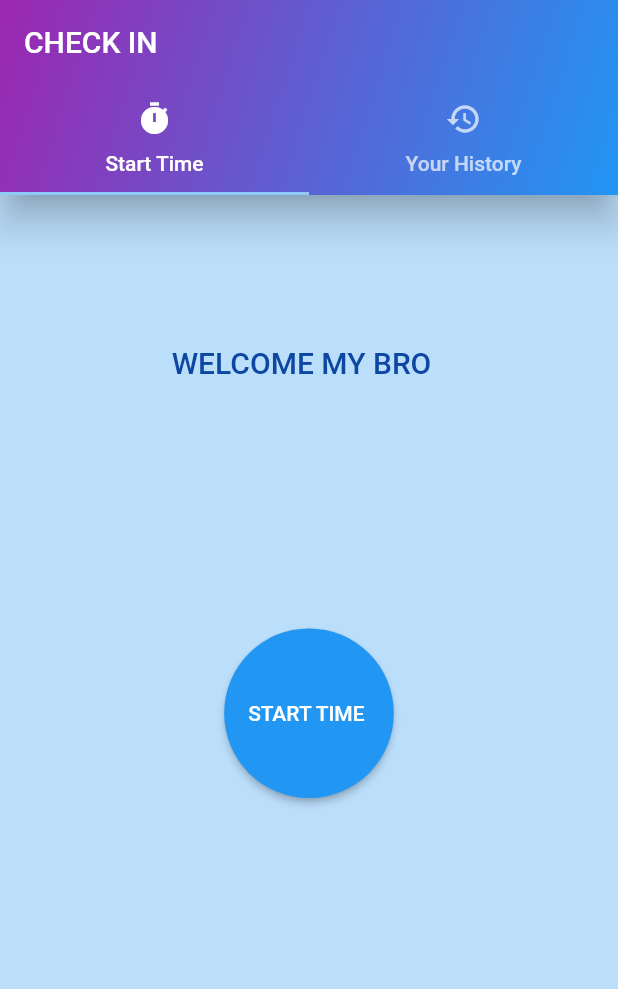
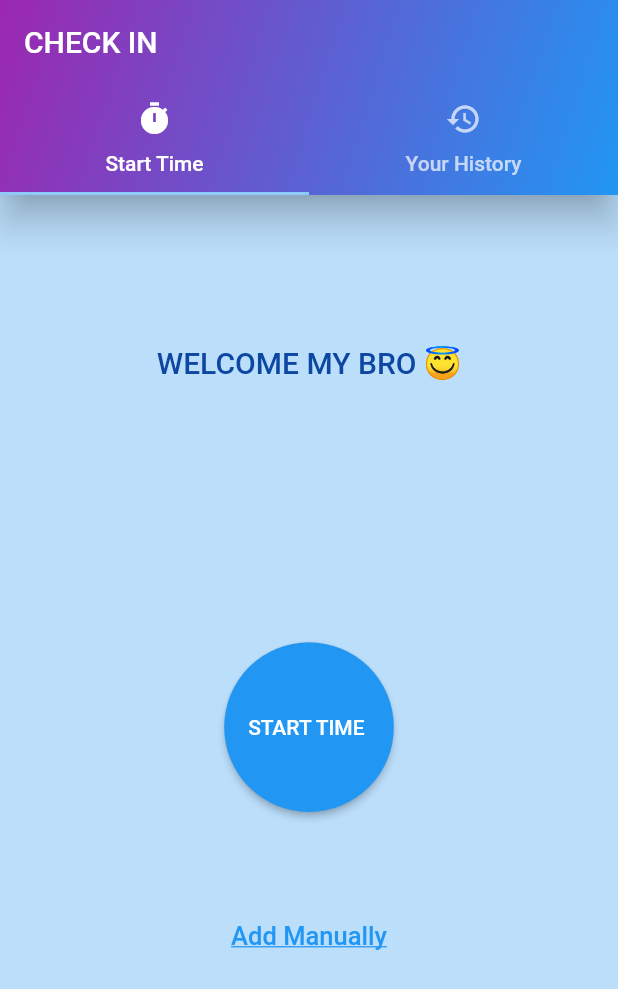
Before and after one commit to polawahba2/Working_Hours_Calculator, a Flutter app: the screen it shows after launch, on a phone screen of 412 x 824 dp. Shown: the top 989 px of the screen. Run offline on Flutter 3.47's test engine with Material 2 defaults, Android fonts, the phone set to English and light mode, and no system bars; our stand-ins replace bloc, buildcondition, flutter_bloc, shared_preferences, sqflite; accounts and stored records are empty.

Commit message:
add time and date  manually

```diff
--- a/lib/Constants/Constants.dart
+++ b/lib/Compounent/Constants.dart
@@ -5,8 +5,9 @@ String tableName = 'myTable';
 String startTime = 'startTime';
 String endTime = 'endTime';
 String date = 'date';
-String overTime = 'overTime';
 
+
+var kBackGroundColor = Colors.blue[100];
 TextStyle titleStyle() => TextStyle(
       color: Colors.purple[900],
       fontWeight: FontWeight.w700,
--- a/lib/Screens/CheckInOut/CheckInOut.dart
+++ b/lib/Screens/CheckInOut/CheckInOut.dart
@@ -2,28 +2,31 @@ import 'package:flutter/material.dart';
 import 'package:flutter/painting.dart';
 import 'package:flutter_bloc/flutter_bloc.dart';
 import 'package:intl/intl.dart';
-import 'package:work_time_calculator/Constants/Constants.dart';
+import 'package:work_time_calculator/Compounent/Constants.dart';
 import 'package:work_time_calculator/Cubit/Cubit.dart';
 import 'package:work_time_calculator/Cubit/States.dart';
+import 'package:work_time_calculator/Screens/CheckInOut/BottomSheet.dart';
+import 'package:work_time_calculator/Screens/CheckInOut/EndBottomSheet.dart';
 import 'package:work_time_calculator/SharedPreferences/CashHelper.dart';
 
 class CheckInOut extends StatelessWidget {
-  var startTime = DateFormat.Hm().format(DateTime.now());
+  var startTime = DateFormat('HH:mm').format(DateTime.now());
   var startDate = DateFormat("dd/MM/yyyy").format(DateTime.now());
   var endTime = DateFormat.Hm().format(DateTime.now());
 
   @override
   Widget build(BuildContext context) {
-    var size = MediaQuery.of(context).size;
-
     return BlocConsumer<AppCubit, states>(
       listener: (context, state) {},
       builder: (context, state) {
+        var size = MediaQuery.of(context).size;
         bool isPressed = CashHelper.getData(key: 'isPressed') ?? false;
         var myCubit = AppCubit.getCubit(context);
-        return Container(
+        return SizedBox(
           width: double.infinity,
           height: double.infinity,
+          child: SingleChildScrollView(
+            physics: BouncingScrollPhysics(),
             child: Padding(
               padding: const EdgeInsets.only(top: 100.0),
               child: Column(
@@ -32,12 +35,12 @@ class CheckInOut extends StatelessWidget {
                 children: [
                   if (!isPressed)
                     Text(
-                    'Welcome my Bro  '.toUpperCase(),
+                      'Welcome my Bro 😇'.toUpperCase(),
                       style: mainStyle(),
                     ),
                   if (isPressed)
                     Text(
-                    'Now, You Are Started Your Job ',
+                      'Now, You Are Started Your Job 🔥 ',
                       style: mainStyle(),
                     ),
                   SizedBox(
@@ -45,38 +48,46 @@ class CheckInOut extends StatelessWidget {
                   ),
                   if (isPressed)
                     Text(
-                    'I Hope You Are Enjoying Your Time ',
+                      'I Hope You Are Enjoying Your Time',
                       style: mainStyle(),
                     ),
+                  if (isPressed)
+                    Padding(
+                      padding: const EdgeInsets.only(top: 10.0),
+                      child: Text(
+                        '🔥🔥💪',
+                        style: TextStyle(
+                          fontSize: 20,
+                        ),
+                      ),
+                    ),
                   SizedBox(
-                  height: size.height * 0.18,
+                    height: size.height * 0.12,
                   ),
                   MaterialButton(
                     onPressed: () async {
                       if (isPressed == false) {
                         myCubit.changeIsPressed(true);
-                      startTime = DateFormat.Hm().format(DateTime.now());
+                        startTime = DateFormat('h:mm a').format(DateTime.now());
                         startDate =
                             DateFormat("dd/MM/yyyy").format(DateTime.now());
                         CashHelper.saveData(key: 'startTime', value: startTime);
                         CashHelper.saveData(key: 'startDate', value: startDate);
                       } else {
                         myCubit.changeIsPressed(false);
-                      endTime = DateFormat.Hm().format(DateTime.now());
+                        endTime = DateFormat('h:mm a').format(DateTime.now());
 
                         myCubit.insertToDB(
                           startTimee: CashHelper.getData(key: 'startTime'),
                           endTimee: endTime,
                           datee: CashHelper.getData(key: 'startDate'),
-                        overTimee:
-                            myCubit.calculateOverTimeInMin(startTime, endTime),
                         );
                         print(myCubit.times);
                       }
                     },
                     color: !isPressed ? Colors.blue : Colors.red[900],
                     splashColor: Colors.purple,
-                  height: size.height * 0.14,
+                    height: size.height * 0.28,
                     child: Text(
                       !isPressed
                           ? 'start time '.toUpperCase()
@@ -87,7 +98,27 @@ class CheckInOut extends StatelessWidget {
                     ),
                     shape: CircleBorder(),
                   ),
+                  TextButton(
+                    onPressed: () {
+                      showBottomSheet(
+                        context: context,
+                        builder: (context) {
+                          return !isPressed
+                              ? myBottomSheet(context)
+                              : myEndBottomSheet(context);
+                        },
+                      );
+                    },
+                    child: Text(
+                      'Add Manually',
+                      style: TextStyle(
+                        fontSize: 17,
+                        decoration: TextDecoration.underline,
+                      ),
+                    ),
+                  )
                 ],
+              ),
             ),
           ),
         );
--- a/lib/Screens/Home/homeScreen.dart
+++ b/lib/Screens/Home/homeScreen.dart
@@ -1,9 +1,8 @@
 import 'package:flutter/material.dart';
 import 'package:flutter_bloc/flutter_bloc.dart';
-import 'package:intl/intl.dart';
+import 'package:work_time_calculator/Compounent/Constants.dart';
 import 'package:work_time_calculator/Cubit/Cubit.dart';
 import 'package:work_time_calculator/Cubit/States.dart';
-import 'package:work_time_calculator/Screens/CheckInOut/CheckInOut.dart';
 
 class HomeScreen extends StatelessWidget {
   @override
@@ -16,7 +15,7 @@ class HomeScreen extends StatelessWidget {
         return DefaultTabController(
           length: 2,
           child: Scaffold(
-            backgroundColor: Colors.blue[100],
+            backgroundColor: kBackGroundColor,
             appBar: AppBar(
               title: Text(
                 myCubit.appBarTitle[myCubit.appBarIndex],
@@ -53,6 +52,32 @@ class HomeScreen extends StatelessWidget {
               ),
             ),
             body: myCubit.screenBody[myCubit.appBarIndex],
+            // floatingActionButton: Container(
+            //   decoration: BoxDecoration(
+            //     color: Colors.blue,
+            //     borderRadius: BorderRadius.circular(20.0),
+            //   ),
+            //   child: FittedBox(
+            //     child: RawMaterialButton(
+            //       onPressed: () {},
+            //       shape: CircleBorder(),
+            //       child: Row(
+            //         children: [
+            //           Text(
+            //             'Add Manually',
+            //             style: TextStyle(
+            //               color: Colors.white,
+            //             ),
+            //           ),
+            //           Icon(
+            //             Icons.add_alarm,
+            //             color: Colors.white,
+            //           ),
+            //         ],
+            //       ),
+            //     ),
+            //   ),
+            // ),
           ),
         );
       },
```
Also changed, not shown: lib/Cubit/Cubit.dart (+3 -19 lines), lib/Screens/CheckInOut/BottomSheet.dart (added, +151 -0 lines), lib/Screens/CheckInOut/EndBottomSheet.dart (added, +108 -0 lines), lib/Screens/History/History.dart (+15 -11 lines), pubspec.lock, 2 other files. Lines whose indentation alone changed are shown as unchanged.
